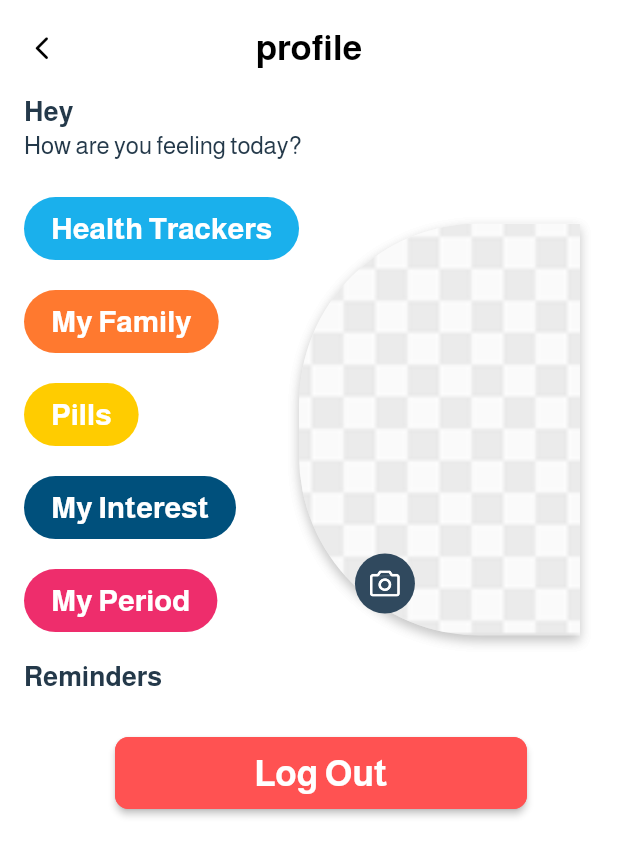
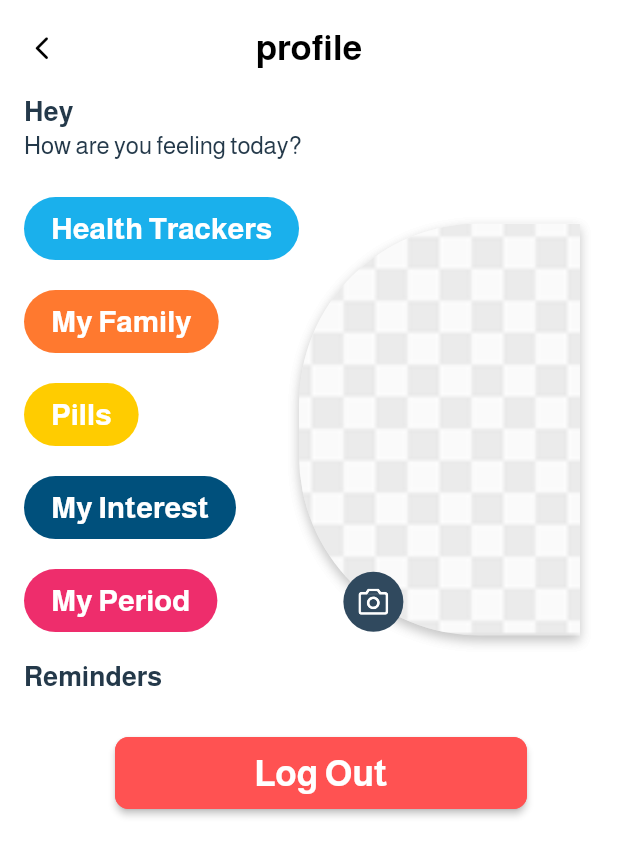
Before and after one commit to manarragab/familyHealth, a Flutter app: the MyprofileScreen screen opened directly, on a phone screen of 412 x 824 dp. Shown: the top 856 px of the screen. Run offline on Flutter 3.47's test engine with Material 3 defaults, Android fonts, the phone set to English and light mode, and no system bars; our stand-ins replace carousel_slider, device_preview, dio, easy_stepper, firebase_core, firebase_messaging and 24 more; missing offline and left inert: alarm, dart:ffi, flutter_facebook_auth, image_picker_platform_interface; accounts and stored records are empty; project files that could hold a hidden picture were left out.

Commit message:
back end profile image

```diff
--- a/lib/data/remote_data/remote.dart
+++ b/lib/data/remote_data/remote.dart
@@ -184,7 +184,7 @@ class Remote {
       "image": await MultipartFile.fromFile(file.path),
     }, path: "/user/update-profile", onSuccess: (dynamic data) {
       final value = ResponseModel<String>.fromJson(data);
-      value.data = data['data']['image'];
+      value.data = data['data']['image_path'];
       return value;
     }, onError: (data) {
       sPrint.warning('error${data.data?.status}:: ${data.data?.msg}');
@@ -200,6 +200,7 @@ class Remote {
       return ResponseModel(status: data.status, message: data.message);
     }, useFormData: true, isLogin: true);
   }
+
 
   Future<ResponseModel<LoginData?>> signOut() async {
     return _helper.post<LoginData?>({}, path: "/auth/logout",
--- a/lib/features/home/domain/controller/home_controller.dart
+++ b/lib/features/home/domain/controller/home_controller.dart
@@ -1,12 +1,15 @@
 import 'package:abg/data/const/export.dart';
+import 'package:abg/data/models/auth/login/LoginModel.dart';
 import 'package:abg/data/models/home/home_model.dart';
 import 'package:abg/domain_data/custom_mixin/custom_state_mixin.dart';
+import 'package:abg/domain_data/custom_mixin/mixen_widgets/status_error.dart';
+import 'package:abg/features/auth/domain/cases/auth_case.dart';
 import 'package:abg/features/home/domain/cases/home_cases.dart';
 import 'package:pull_to_refresh/pull_to_refresh.dart';
 
 class HomeController extends MainGetxController with CustomStateMixin {
   RefreshController refreshController = RefreshController();
-
+LoginModel loginModel=LoginModel();
   HomeModel model = HomeModel();
   int _page = 1;
 
@@ -23,12 +26,12 @@ class HomeController extends MainGetxController with CustomStateMixin {
       futureMethod: () => sl<HomeCases>().home(),
       controller: refreshController,
       checkIfEmpty: (data) {
-        /* if (data is HomeModel) {
-          if (data.data?.isEmpty ?? true) {
-            data.status = StatusType.empty.index;
-            sPrint.info('empty:: ${data.status}');
-          }
-        }*/
+        // if (data is HomeModel) {
+        //   if (data.data?.isEmpty ?? true) {
+        //     data.status = StatusType.empty.index;
+        //     sPrint.info('empty:: ${data.status}');
+        //   }
+        // }
         return data;
       },
       getPage: (page) => _page = page,
@@ -36,6 +39,8 @@ class HomeController extends MainGetxController with CustomStateMixin {
     print("Family list count: ${model.data?.familyReminders?.length}");
 
   }
+
+
 //   onRefresh() async {
 //   final result = await refreshData(
 //     model: model,
@@ -43,8 +48,9 @@ class HomeController extends MainGetxController with CustomStateMixin {
 //     controller: refreshController,
 //     checkIfEmpty: (data) => data,
 //     getPage: (page) => _page = page,
+
 //   );
-
+//  loginModel = sl<AuthCases>().getUser()!;
 //   if (result != null) {
 //     model = result;
 //   } else {
--- a/lib/features/profile/presentation/myProfile_screen.dart
+++ b/lib/features/profile/presentation/myProfile_screen.dart
@@ -137,14 +137,11 @@ class _MyprofileScreenState extends State<MyprofileScreen> {
                                           bottomLeft: Radius.circular(120),
                                         ),
                                         image: DecorationImage(
-                                          image: authController.user?.image !=
-                                                  null
+                                          image: authController.user?.image != null
                                               ? NetworkImage(
                                                   authController.user?.image ??
                                                       "")
-                                              : controller.imageUrl != null
-                                                  ? FileImage(
-                                                      controller.imageUrl!)
+
                                                   : const AssetImage(
                                                           "assets/images/cheker.png")
                                                       as ImageProvider,
@@ -164,13 +161,15 @@ class _MyprofileScreenState extends State<MyprofileScreen> {
                               ),
                             ),
                             Positioned(
-                              top: 220,
-                              right: 110,
+                              top: Get.height / 3.55,
+                              right: Get.width / 3.5,
                               child: GestureDetector(
                                 onTap: () async {
                                   final pick = await Pick.pickImage(context);
                                   if (pick != null) {
-                                    authController.updateProfileImage(pick);
+                                   //authController.imageUrl = pick;
+                            authController.updateProfileImage(pick);
+
                                    // authController.updateProfile();
                                   }
                                 },
```
Also changed, not shown: lib/data/models/auth/login/LoginModel.dart (+17 -4 lines), lib/features/auth/domain/controller/auth_controller.dart (+8 -30 lines), lib/features/auth/presentation/sign_up_screen.dart (+4 -4 lines), lib/features/home/presentation/home_screen.dart (+16 -14 lines), lib/features/home/presentation/widget/custom_drawer.dart (+9 -9 lines).
